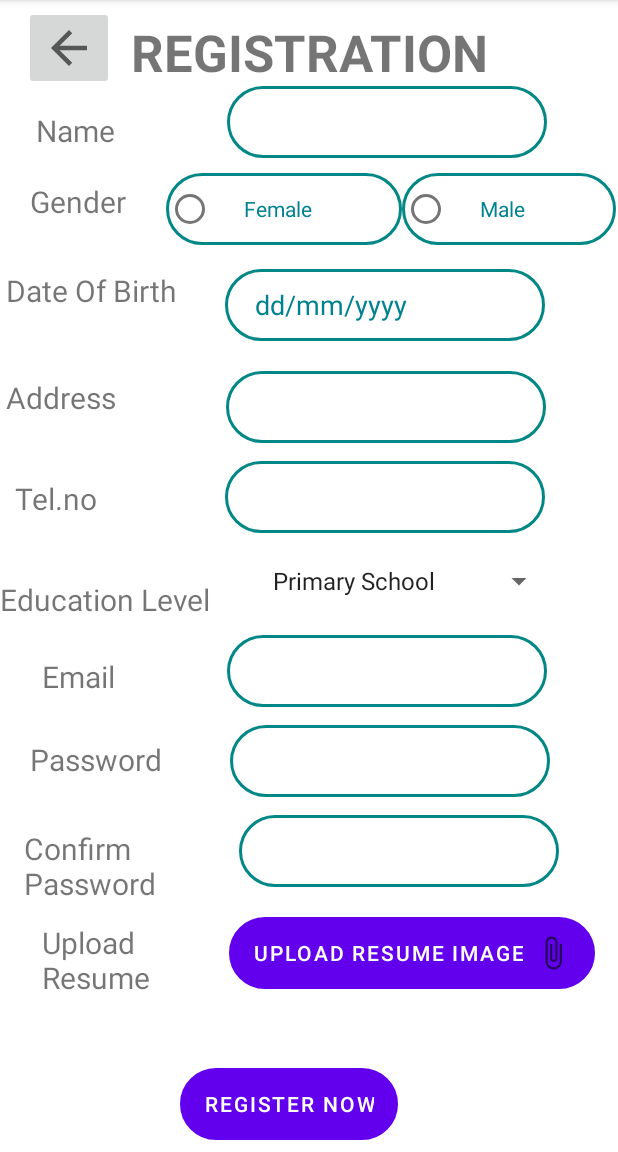
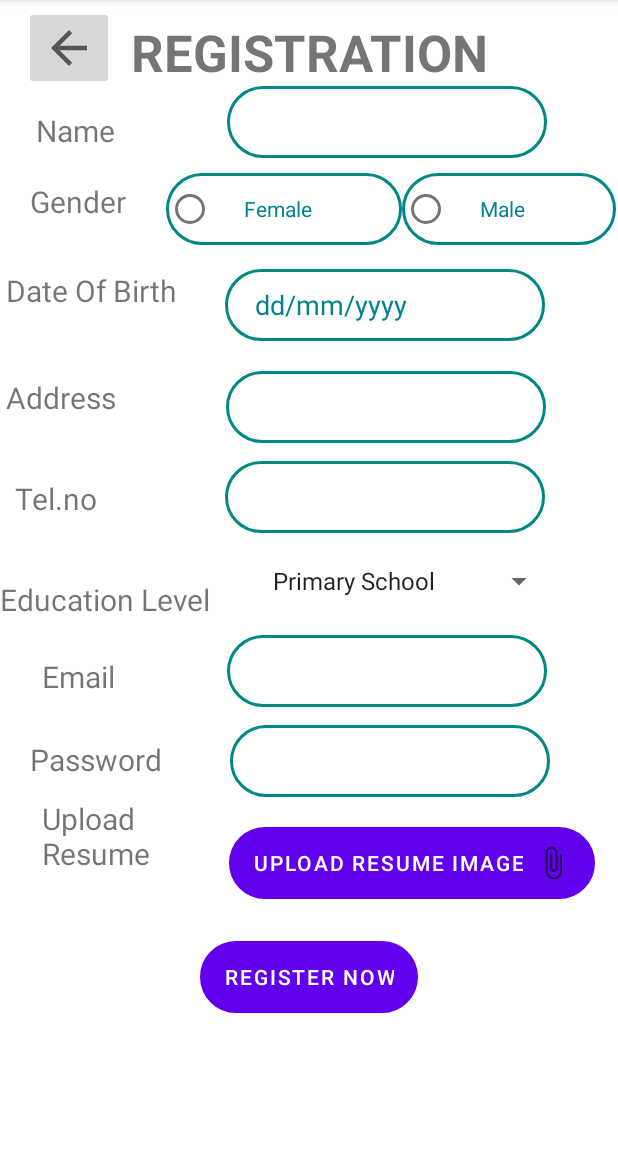
Before and after one commit to JanetSoh/JobAlley, an Android app: the RegisterActivity screen opened directly, with no data from a screen before it, after a tap on "REGISTER NOW", on a phone screen of 412 x 824 dp, the part 84-1236 px from its top. Run offline under Robolectric (Android 15) with nearby library versions, the phone set to English and light mode, and no system bars; our stand-ins replace Firebase (no records; nobody signed in at launch, a user with empty details on screens opened directly); 2 statements that could not run were skipped.

Commit message:
Change register part (delete confirm password) bcz not enough space when running in emulator

```diff
--- a/app/src/main/java/com/example/joballey/RegisterActivity.kt
+++ b/app/src/main/java/com/example/joballey/RegisterActivity.kt
@@ -32,7 +32,7 @@ class RegisterActivity : AppCompatActivity()
     private lateinit var telNo: EditText
     private lateinit var email: EditText
     private lateinit var password: EditText
-    private lateinit var confirmPassword: EditText
+    //private lateinit var confirmPassword: EditText
 
     private lateinit var username: String
     private lateinit var birthdate: String
@@ -40,7 +40,7 @@ class RegisterActivity : AppCompatActivity()
     private lateinit var usertel: String
     private lateinit var useremail: String
     private lateinit var userpassword: String
-    private lateinit var usercpassword: String
+    //private lateinit var usercpassword: String
     private lateinit var gender: String
     private lateinit  var eduLv: String
 
@@ -84,7 +84,7 @@ class RegisterActivity : AppCompatActivity()
         telNo = findViewById(R.id.editTextTel)
         email = findViewById(R.id.editTextTextEmailAddress)
         password = findViewById(R.id.editRPassword)
-        confirmPassword = findViewById(R.id.editTextRCPassword2)
+        //confirmPassword = findViewById(R.id.editTextRCPassword2)
 
         auth = FirebaseAuth.getInstance()
 
@@ -98,7 +98,7 @@ class RegisterActivity : AppCompatActivity()
             usertel = telNo.text.toString()
             useremail = email.text.toString()
             userpassword = password.text.toString()
-            usercpassword = confirmPassword.text.toString()
+            //usercpassword = confirmPassword.text.toString()
 
 
             validateName()
@@ -202,7 +202,7 @@ class RegisterActivity : AppCompatActivity()
 
     private fun validatePassword() {
         userpassword = password.text.toString()
-        usercpassword = confirmPassword.text.toString()
+       // usercpassword = confirmPassword.text.toString()
 
         if(TextUtils.isEmpty(userpassword)) {
             Toast.makeText(this, "Enter your password", Toast.LENGTH_SHORT).show()
@@ -210,15 +210,15 @@ class RegisterActivity : AppCompatActivity()
         if(userpassword.length < 6) {
             Toast.makeText(this, "Password should be at least 6 digits", Toast.LENGTH_SHORT).show()
         }
-        if(TextUtils.isEmpty(usercpassword)) {
-            Toast.makeText(this, "Enter your confirm password", Toast.LENGTH_SHORT).show()
-        }
-        if(!userpassword.equals(usercpassword)) {
-            Toast.makeText(this, "Please same password", Toast.LENGTH_SHORT).show()
-            password.clearComposingText()
-            confirmPassword.clearComposingText()
-
-        }
+//        if(TextUtils.isEmpty(usercpassword)) {
+//            Toast.makeText(this, "Enter your confirm password", Toast.LENGTH_SHORT).show()
+//        }
+//        if(!userpassword.equals(usercpassword)) {
+//            Toast.makeText(this, "Please same password", Toast.LENGTH_SHORT).show()
+//            password.clearComposingText()
+//            confirmPassword.clearComposingText()
+//
+//        }
     }
 
 }
--- a/app/src/main/java/com/example/joballey/UploadPDFActivity.kt
+++ b/app/src/main/java/com/example/joballey/UploadPDFActivity.kt
@@ -33,8 +33,8 @@ class UploadPDFActivity : AppCompatActivity() {
     }
 
 
-
-
+//
+//
 //    override fun onActivityResult(requestCode: Int, resultCode: Int, data: Intent?) {
 //        super.onActivityResult(requestCode, resultCode, data)
 //
--- a/app/src/main/res/layout/activity_register.xml
+++ b/app/src/main/res/layout/activity_register.xml
@@ -304,37 +304,37 @@
         app:layout_constraintStart_toEndOf="@+id/textRPassword"
         app:layout_constraintTop_toBottomOf="@+id/editTextTextEmailAddress" />
 
-    <TextView
-        android:id="@+id/textRCPassword"
-        android:layout_width="100dp"
-        android:layout_height="wrap_content"
-        android:layout_marginStart="16dp"
-        android:layout_marginTop="32dp"
-        android:text="@string/confirm_password"
-        android:textSize="20sp"
-        app:layout_constraintStart_toStartOf="parent"
-        app:layout_constraintTop_toBottomOf="@+id/textRPassword" />
+<!--    <TextView-->
+<!--        android:id="@+id/textRCPassword"-->
+<!--        android:layout_width="100dp"-->
+<!--        android:layout_height="wrap_content"-->
+<!--        android:layout_marginStart="16dp"-->
+<!--        android:layout_marginTop="32dp"-->
+<!--        android:text="@string/confirm_password"-->
+<!--        android:textSize="20sp"-->
+<!--        app:layout_constraintStart_toStartOf="parent"-->
+<!--        app:layout_constraintTop_toBottomOf="@+id/textRPassword" />-->
 
-    <EditText
-        android:id="@+id/editTextRCPassword2"
-        android:layout_width="wrap_content"
-        android:layout_height="wrap_content"
-        android:layout_marginStart="24dp"
-        android:layout_marginTop="12dp"
-        android:autofillHints=""
-        android:background="@drawable/input_bg"
-        android:ems="10"
-        android:inputType="textPassword"
-        android:minHeight="48dp"
-        android:paddingStart="20dp"
-        android:paddingLeft="10dp"
-        android:paddingTop="10dp"
-        android:paddingRight="10dp"
-        android:paddingBottom="10dp"
-        app:layout_constraintEnd_toEndOf="parent"
-        app:layout_constraintHorizontal_bias="0.327"
-        app:layout_constraintStart_toEndOf="@+id/textRCPassword"
-        app:layout_constraintTop_toBottomOf="@+id/editRPassword" />
+<!--    <EditText-->
+<!--        android:id="@+id/editTextRCPassword2"-->
+<!--        android:layout_width="wrap_content"-->
+<!--        android:layout_height="wrap_content"-->
+<!--        android:layout_marginStart="24dp"-->
+<!--        android:layout_marginTop="12dp"-->
+<!--        android:autofillHints=""-->
+<!--        android:background="@drawable/input_bg"-->
+<!--        android:ems="10"-->
+<!--        android:inputType="textPassword"-->
+<!--        android:minHeight="48dp"-->
+<!--        android:paddingStart="20dp"-->
+<!--        android:paddingLeft="10dp"-->
+<!--        android:paddingTop="10dp"-->
+<!--        android:paddingRight="10dp"-->
+<!--        android:paddingBottom="10dp"-->
+<!--        app:layout_constraintEnd_toEndOf="parent"-->
+<!--        app:layout_constraintHorizontal_bias="0.327"-->
+<!--        app:layout_constraintStart_toEndOf="@+id/textRCPassword"-->
+<!--        app:layout_constraintTop_toBottomOf="@+id/editRPassword" />-->
 
     <TextView
         android:id="@+id/textRResume"
@@ -345,20 +345,19 @@
         android:text="@string/upload_resume"
         android:textSize="20sp"
         app:layout_constraintStart_toStartOf="parent"
-        app:layout_constraintTop_toBottomOf="@+id/textRCPassword" />
+        app:layout_constraintTop_toBottomOf="@+id/textRPassword" />
 
     <Button
         android:id="@+id/register_now"
         android:layout_width="wrap_content"
         android:layout_height="wrap_content"
-        android:layout_marginBottom="8dp"
+        android:layout_marginTop="28dp"
         android:background="@drawable/input_bg"
         android:text="@string/register_now"
-        app:layout_constraintBottom_toBottomOf="parent"
         app:layout_constraintEnd_toEndOf="parent"
-        app:layout_constraintHorizontal_bias="0.45"
         app:layout_constraintStart_toStartOf="parent"
-        tools:viewBindingType="Button"/>
+        app:layout_constraintTop_toBottomOf="@+id/upload_resume"
+        tools:viewBindingType="Button" />
 
     <Button
         android:id="@+id/upload_resume"
@@ -372,7 +371,7 @@
         app:layout_constraintEnd_toEndOf="parent"
         app:layout_constraintHorizontal_bias="0.06"
         app:layout_constraintStart_toEndOf="@+id/textRResume"
-        app:layout_constraintTop_toBottomOf="@+id/editTextRCPassword2" />
+        app:layout_constraintTop_toBottomOf="@+id/editRPassword" />
 
 
 </androidx.constraintlayout.widget.ConstraintLayout>
```
